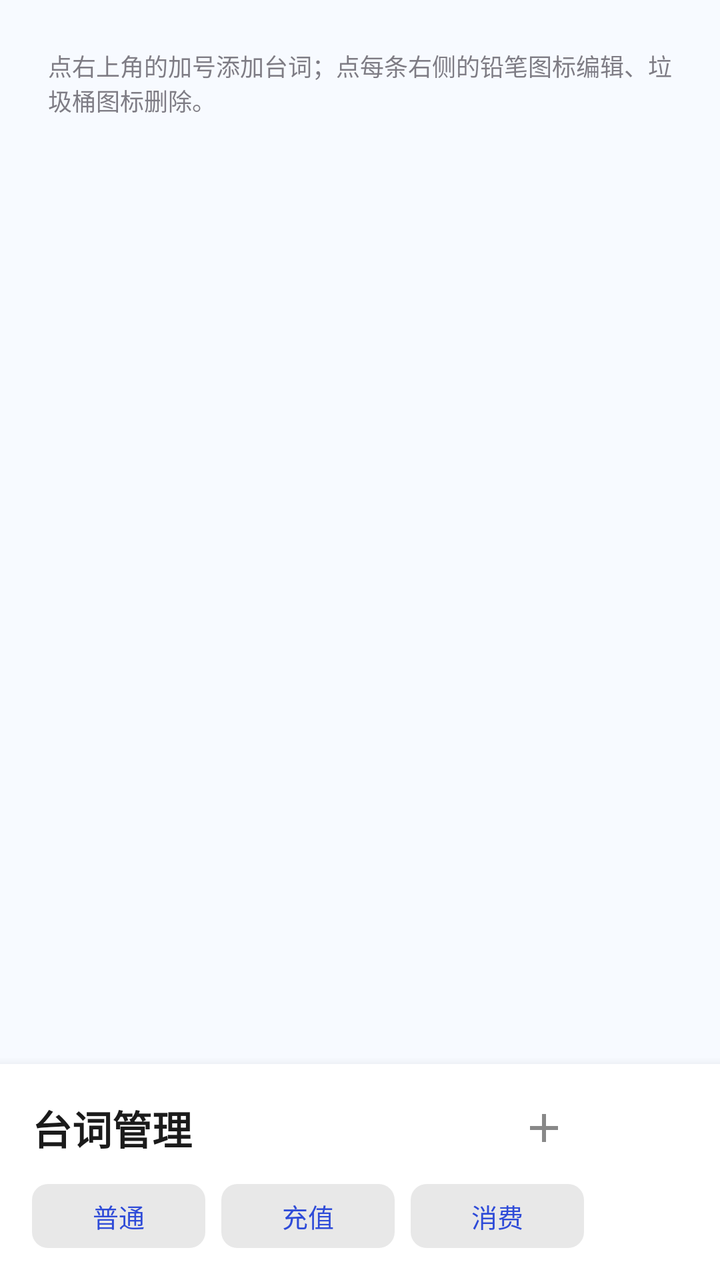
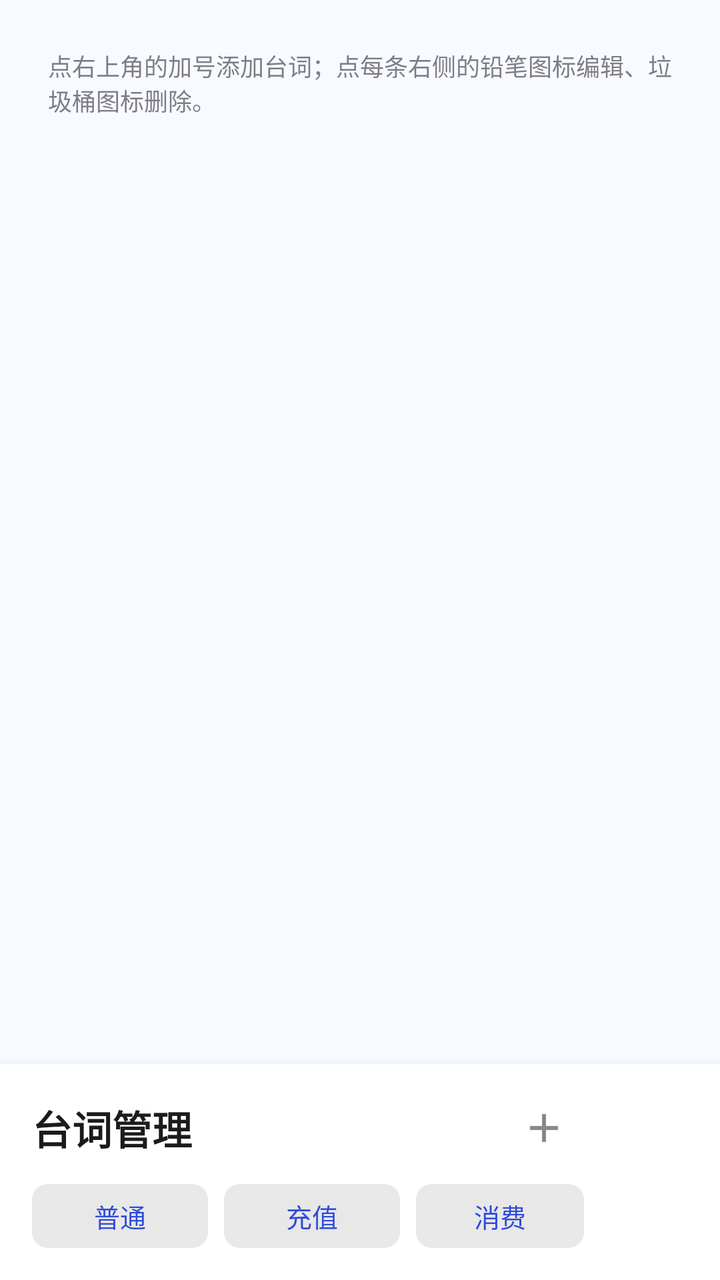

An Android layout rendered at two revisions. The XML below is the earlier revision; the diff shows what the commit changed to produce the second picture.
<!-- AndroidManifest.xml: application theme Theme.WhalePet -->
<!-- res/layout/page_lines.xml -->
<?xml version="1.0" encoding="utf-8"?>
<FrameLayout xmlns:android="http://schemas.android.com/apk/res/android"
    android:layout_width="match_parent"
    android:layout_height="match_parent">

    <ScrollView
        android:layout_width="match_parent"
        android:layout_height="match_parent"
        android:fillViewport="true">

        <LinearLayout
            android:layout_width="match_parent"
            android:layout_height="wrap_content"
            android:orientation="vertical"
            android:paddingStart="24dp"
            android:paddingTop="24dp"
            android:paddingEnd="24dp"
            android:paddingBottom="160dp">

            <TextView
                android:layout_width="match_parent"
                android:layout_height="wrap_content"
                android:alpha="0.7"
                android:text="@string/lines_hint"
                android:textSize="12sp" />

            <LinearLayout
                android:id="@+id/ll_lines"
                android:layout_width="match_parent"
                android:layout_height="wrap_content"
                android:layout_marginTop="12dp"
                android:orientation="vertical" />
        </LinearLayout>
    </ScrollView>

    
    <LinearLayout
        android:id="@+id/lines_action_bar"
        android:layout_width="match_parent"
        android:layout_height="wrap_content"
        android:layout_gravity="bottom"
        android:background="@color/surface_card"
        android:elevation="8dp"
        android:orientation="vertical"
        android:paddingStart="16dp"
        android:paddingTop="12dp"
        android:paddingEnd="68dp"
        android:paddingBottom="16dp">

        <LinearLayout
            android:layout_width="match_parent"
            android:layout_height="wrap_content"
            android:gravity="center_vertical"
            android:orientation="horizontal">

            <TextView
                android:layout_width="0dp"
                android:layout_height="wrap_content"
                android:layout_weight="1"
                android:fontFamily="sans-serif-medium"
                android:text="@string/lines_title"
                android:textColor="@color/text_primary"
                android:textSize="20sp"
                android:textStyle="bold" />

            <ImageButton
                android:id="@+id/btn_add_line"
                android:layout_width="40dp"
                android:layout_height="40dp"
                android:background="@null"
                android:contentDescription="@string/add_line_hint"
                android:padding="8dp"
                android:scaleType="fitCenter"
                android:src="@drawable/ic_add_line" />
        </LinearLayout>

        
        <LinearLayout
            android:layout_width="match_parent"
            android:layout_height="wrap_content"
            android:layout_marginTop="8dp"
            android:orientation="horizontal">

            <Button
                style="@style/Widget.WhalePet.Button"
                android:id="@+id/tab_line_normal"
                android:layout_width="0dp"
                android:layout_height="wrap_content"
                android:layout_weight="1"
                android:text="@string/line_type_normal" />

            <Button
                style="@style/Widget.WhalePet.Button"
                android:id="@+id/tab_line_gain"
                android:layout_width="0dp"
                android:layout_height="wrap_content"
                android:layout_marginStart="8dp"
                android:layout_weight="1"
                android:text="@string/line_type_gain" />

            <Button
                style="@style/Widget.WhalePet.Button"
                android:id="@+id/tab_line_loss"
                android:layout_width="0dp"
                android:layout_height="wrap_content"
                android:layout_marginStart="8dp"
                android:layout_weight="1"
                android:text="@string/line_type_loss" />
        </LinearLayout>
    </LinearLayout>
</FrameLayout>
<!-- resources referenced by this layout -->
<resources>
  <color name="surface_card">#FFFFFF</color>
  <color name="text_primary">#1B1B1B</color>
  <!-- drawable ic_add_line (drawable) -->
  <?xml version="1.0" encoding="utf-8"?>
  <vector xmlns:android="http://schemas.android.com/apk/res/android"
      android:width="24dp"
      android:height="24dp"
      android:viewportWidth="24"
      android:viewportHeight="24">
      <path
          android:fillColor="#FF888888"
          android:pathData="M19,13h-6v6h-2v-6H5v-2h6V5h2v6h6v2z" />
  </vector>
  <string name="add_line_hint">添加台词</string>
  <string name="line_type_gain">充值</string>
  <string name="line_type_loss">消费</string>
  <string name="line_type_normal">普通</string>
  <string name="lines_hint">点右上角的加号添加台词；点每条右侧的铅笔图标编辑、垃圾桶图标删除。</string>
  <string name="lines_title">台词管理</string>
  <style name="Widget.WhalePet.Button" parent="Widget.Material3.Button.TonalButton">
          
          <item name="android:minHeight">32dp</item>
          <item name="android:minWidth">0dp</item>
          <item name="android:insetTop">0dp</item>
          <item name="android:insetBottom">0dp</item>
          <item name="android:paddingLeft">12dp</item>
          <item name="android:paddingRight">12dp</item>
          <item name="android:textSize">13sp</item>
          <item name="backgroundTint">@color/surface_chip</item>
          <item name="android:textColor">@color/brand_primary</item>
          <item name="cornerRadius">8dp</item>
      </style>
  <style name="Theme.WhalePet" parent="Theme.Material3.DayNight.NoActionBar">
          
          <item name="colorPrimary">@color/brand_primary</item>
          <item name="colorOnPrimary">#FFFFFF</item>
          <item name="colorPrimaryContainer">#DDE3FF</item>
          <item name="colorOnPrimaryContainer">#10214A</item>
          <item name="colorSecondary">#2E9E5B</item>
          <item name="colorSurface">#FFFFFF</item>
          <item name="android:windowBackground">@color/surface_page</item>
          <item name="colorSurfaceVariant">#EDEDED</item>
          <item name="colorOutline">@color/outline_soft</item>
          <item name="android:statusBarColor">@android:color/transparent</item>
      </style>
  <color name="surface_chip">#E8E8E8</color>
  <color name="brand_primary">#2E4BD8</color>
  <color name="surface_page">#F7FAFF</color>
  <color name="outline_soft">#DEDEDE</color>
</resources>

<!-- the commit's change to res/layout/page_lines.xml (unified diff, before → after) -->
@@ -76,35 +76,36 @@
 
         
         <LinearLayout
-            android:layout_width="match_parent"
+            android:layout_width="wrap_content"
             android:layout_height="wrap_content"
+            android:layout_gravity="end"
             android:layout_marginTop="8dp"
             android:orientation="horizontal">
 
             <Button
                 style="@style/Widget.WhalePet.Button"
                 android:id="@+id/tab_line_normal"
-                android:layout_width="0dp"
+                android:layout_width="wrap_content"
                 android:layout_height="wrap_content"
-                android:layout_weight="1"
+                android:minWidth="88dp"
                 android:text="@string/line_type_normal" />
 
             <Button
                 style="@style/Widget.WhalePet.Button"
                 android:id="@+id/tab_line_gain"
-                android:layout_width="0dp"
+                android:layout_width="wrap_content"
                 android:layout_height="wrap_content"
                 android:layout_marginStart="8dp"
-                android:layout_weight="1"
+                android:minWidth="88dp"
                 android:text="@string/line_type_gain" />
 
             <Button
                 style="@style/Widget.WhalePet.Button"
                 android:id="@+id/tab_line_loss"
-                android:layout_width="0dp"
+                android:layout_width="wrap_content"
                 android:layout_height="wrap_content"
                 android:layout_marginStart="8dp"
-                android:layout_weight="1"
+                android:minWidth="88dp"
                 android:text="@string/line_type_loss" />
         </LinearLayout>
     </LinearLayout>
